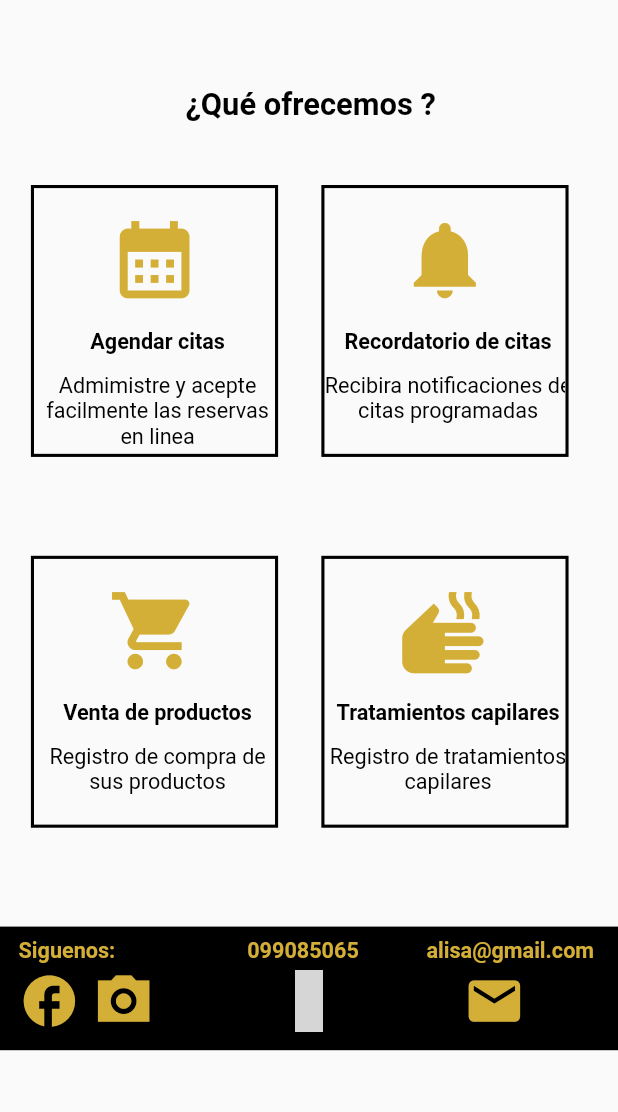
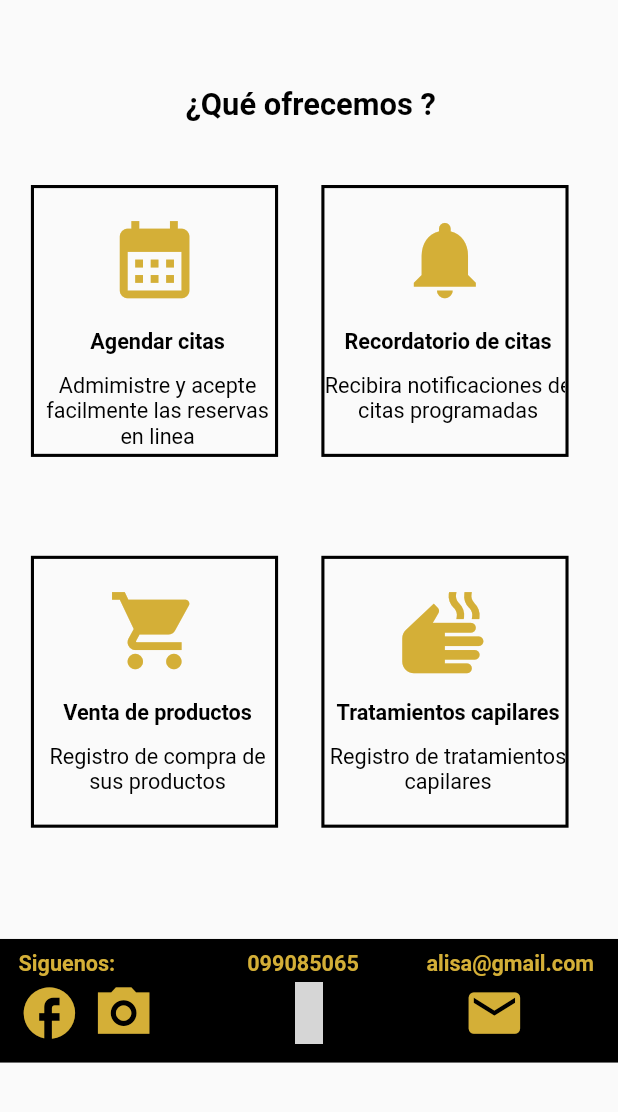
Before and after one commit to XxDextroxX/tesis_peluqueria, a Flutter app: the screen it shows after launch, on a phone screen of 412 x 824 dp, the part 124-1236 px from its top. Run offline on Flutter 3.47's test engine with Material 2 defaults, Android fonts, the phone set to English and light mode, and no system bars; our stand-ins replace rounded_loading_button; statements that could not run were skipped; grey boxes are pictures that could not be loaded.

Commit message:
nuevas interfaces

```diff
--- a/lib/src/pages/home_page.dart
+++ b/lib/src/pages/home_page.dart
@@ -25,7 +25,7 @@ class _BodyHomePage extends StatelessWidget {
         children: [
           Positioned(top: size.height * 0, child: WidgetHeader(isLogin: false)),
           Positioned(top: size.height * 0.1, child: _body(size)),
-          Positioned(top: size.height * 0.85, child: _footer(size)),
+          Positioned(top: size.height * 0.86, child: _footer(size)),
         ],
       ),
     );
```
